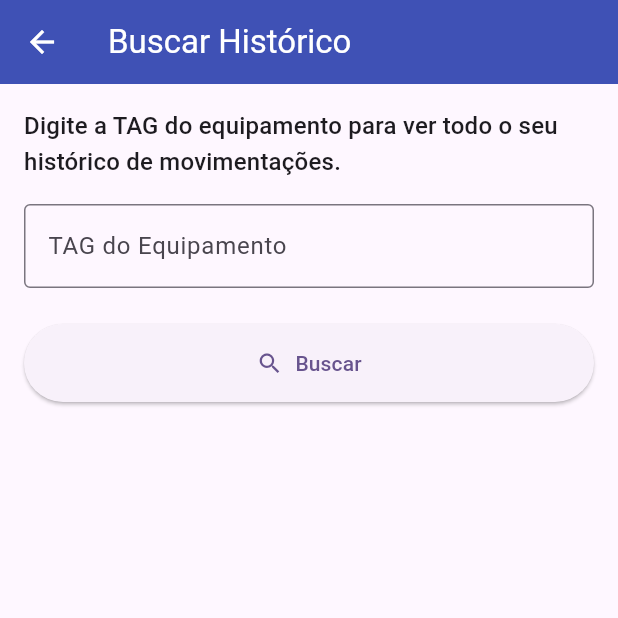
After one commit to PHMA-PEDRO/QrTec, a Flutter app: the TelaAdminDashboard screen opened directly, after a tap on "Histórico de Equipamento", on a phone screen of 412 x 824 dp, the top half of it. The commit adds this screen. Run offline on Flutter 3.47's test engine with Material 3 defaults, Android fonts, the phone set to English and light mode, and no system bars; our stand-ins replace cloud_firestore, firebase_auth, firebase_core, firebase_storage, geocoding, geolocator and 2 more; missing offline and left inert: firebase_app_check, mobile_scanner; accounts and stored records are empty.

Commit message:
Adicionar historico de equipamento

```diff
--- a/lib/telas/tela_admin_dashboard.dart
+++ b/lib/telas/tela_admin_dashboard.dart
@@ -1,5 +1,6 @@
 import 'package:firebase_auth/firebase_auth.dart';
 import 'package:flutter/material.dart';
+import 'package:qrtec_final/telas/tela_busca_historico.dart';
 import 'package:qrtec_final/telas/tela_cadastro_equipamento.dart';
 import 'package:qrtec_final/telas/tela_cadastro_projeto.dart';
 import 'package:qrtec_final/telas/tela_lista_projetos_admin.dart';
@@ -12,6 +13,7 @@ class TelaAdminDashboard extends StatelessWidget {
   Future<void> _fazerLogout(BuildContext context) async {
     await FirebaseAuth.instance.signOut();
     if (context.mounted) {
+      // Usamos pushAndRemoveUntil para limpar a pilha de navegação após o logout
       Navigator.pushAndRemoveUntil(
         context,
         MaterialPageRoute(builder: (context) => const TelaLogin()),
@@ -38,6 +40,7 @@ class TelaAdminDashboard extends StatelessWidget {
       body: ListView(
         padding: const EdgeInsets.all(16.0),
         children: [
+          // Seção de Gerenciamento
           const Text(
             'Gerenciamento',
             style: TextStyle(
@@ -54,12 +57,15 @@ class TelaAdminDashboard extends StatelessWidget {
                 color: Colors.indigo,
               ),
               title: const Text('Cadastrar Novo Projeto'),
-              onTap: () => Navigator.push(
+              subtitle: const Text('Crie um novo estoque/local de trabalho'),
+              onTap: () {
+                Navigator.push(
                   context,
                   MaterialPageRoute(
                     builder: (context) => const TelaCadastroProjeto(),
                   ),
-              ),
+                );
+              },
             ),
           ),
           Card(
@@ -69,12 +75,15 @@ class TelaAdminDashboard extends StatelessWidget {
                 color: Colors.indigo,
               ),
               title: const Text('Cadastrar Equipamento'),
-              onTap: () => Navigator.push(
+              subtitle: const Text('Adicione um novo item e gere sua TAG'),
+              onTap: () {
+                Navigator.push(
                   context,
                   MaterialPageRoute(
                     builder: (context) => const TelaCadastroEquipamento(),
                   ),
-              ),
+                );
+              },
             ),
           ),
           Card(
@@ -84,17 +93,22 @@ class TelaAdminDashboard extends StatelessWidget {
                 color: Colors.indigo,
               ),
               title: const Text('Vincular Usuário a Projeto'),
-              onTap: () => Navigator.push(
+              subtitle: const Text('Dê permissão de acesso a um cliente'),
+              onTap: () {
+                Navigator.push(
                   context,
                   MaterialPageRoute(
                     builder: (context) => const TelaVincularUsuario(),
                   ),
-              ),
+                );
+              },
             ),
           ),
           const SizedBox(height: 24),
+
+          // Seção de Consultas e Relatórios
           const Text(
-            'Consultas',
+            'Consultas e Relatórios',
             style: TextStyle(
               fontSize: 16,
               fontWeight: FontWeight.bold,
@@ -109,7 +123,7 @@ class TelaAdminDashboard extends StatelessWidget {
                 color: Colors.indigo,
               ),
               title: const Text('Consultar Estoques de Projetos'),
-              subtitle: const Text('Veja o inventário de cada projeto'),
+              subtitle: const Text('Veja o inventário atual de cada projeto'),
               onTap: () {
                 Navigator.push(
                   context,
@@ -120,6 +134,23 @@ class TelaAdminDashboard extends StatelessWidget {
               },
             ),
           ),
+          Card(
+            child: ListTile(
+              leading: const Icon(Icons.history_outlined, color: Colors.indigo),
+              title: const Text('Histórico de Equipamento'),
+              subtitle: const Text(
+                'Rastreie todas as movimentações de uma TAG',
+              ),
+              onTap: () {
+                Navigator.push(
+                  context,
+                  MaterialPageRoute(
+                    builder: (context) => const TelaBuscaHistorico(),
+                  ),
+                );
+              },
+            ),
+          ),
         ],
       ),
     );
--- /dev/null
+++ b/lib/telas/tela_busca_historico.dart
@@ -0,0 +1,78 @@
+// lib/telas/tela_busca_historico.dart
+
+import 'package:flutter/material.dart';
+import 'package:qrtec_final/telas/tela_resultado_historico.dart';
+
+class TelaBuscaHistorico extends StatefulWidget {
+  const TelaBuscaHistorico({super.key});
+
+  @override
+  State<TelaBuscaHistorico> createState() => _TelaBuscaHistoricoState();
+}
+
+class _TelaBuscaHistoricoState extends State<TelaBuscaHistorico> {
+  final _tagController = TextEditingController();
+  final _formKey = GlobalKey<FormState>();
+
+  void _buscarHistorico() {
+    if (_formKey.currentState!.validate()) {
+      final String tag = _tagController.text.trim().toUpperCase();
+      Navigator.push(
+        context,
+        MaterialPageRoute(
+          builder: (context) => TelaResultadoHistorico(tagEquipamento: tag),
+        ),
+      );
+    }
+  }
+
+  @override
+  Widget build(BuildContext context) {
+    return Scaffold(
+      appBar: AppBar(
+        title: const Text('Buscar Histórico'),
+        backgroundColor: Colors.indigo,
+        foregroundColor: Colors.white,
+      ),
+      body: Padding(
+        padding: const EdgeInsets.all(16.0),
+        child: Form(
+          key: _formKey,
+          child: Column(
+            crossAxisAlignment: CrossAxisAlignment.stretch,
+            children: [
+              Text(
+                'Digite a TAG do equipamento para ver todo o seu histórico de movimentações.',
+                style: Theme.of(context).textTheme.titleMedium,
+              ),
+              const SizedBox(height: 16),
+              TextFormField(
+                controller: _tagController,
+                decoration: const InputDecoration(
+                  labelText: 'TAG do Equipamento',
+                  border: OutlineInputBorder(),
+                  hintText: 'EX: NOTE-001',
+                ),
+                validator: (value) {
+                  if (value == null || value.trim().isEmpty) {
+                    return 'Por favor, insira uma TAG.';
+                  }
+                  return null;
+                },
+              ),
+              const SizedBox(height: 24),
+              ElevatedButton.icon(
+                icon: const Icon(Icons.search),
+                label: const Text('Buscar'),
+                style: ElevatedButton.styleFrom(
+                  padding: const EdgeInsets.symmetric(vertical: 16),
+                ),
+                onPressed: _buscarHistorico,
+              ),
+            ],
+          ),
+        ),
+      ),
+    );
+  }
+}
```
Also changed, not shown: lib/telas/tela_home.dart (+164 -95 lines), lib/telas/tela_resultado_historico.dart (added, +108 -0 lines). Lines whose indentation alone changed are shown as unchanged.
